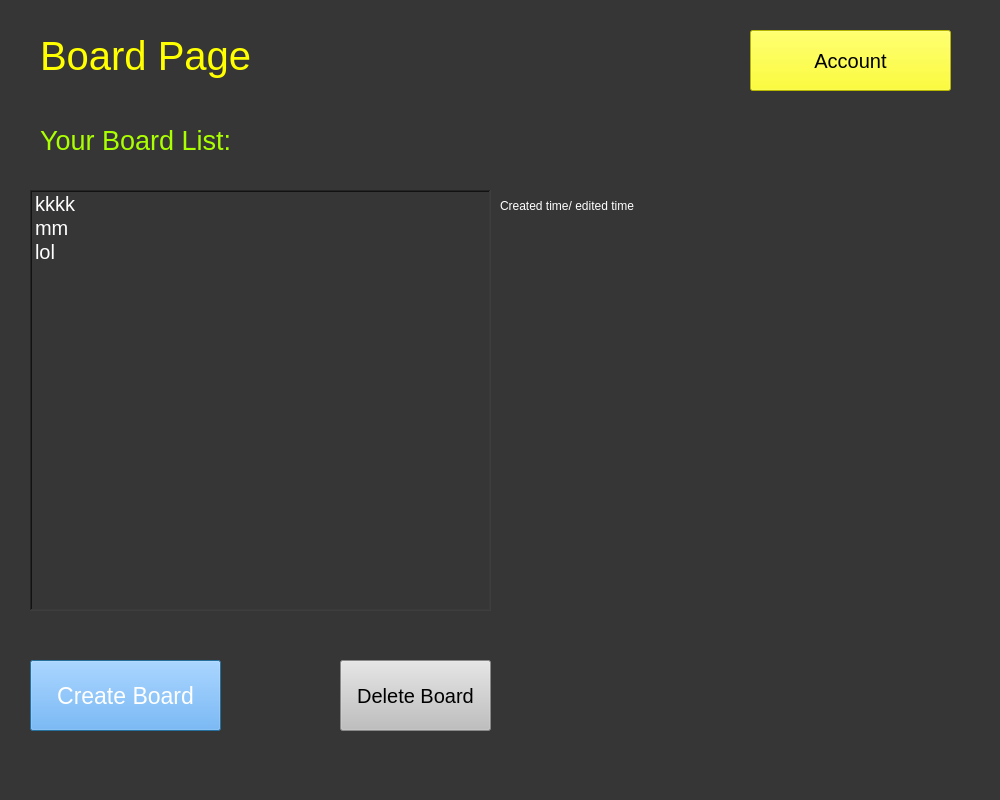
Qt form boardpage.ui (Astagfiru/windower) before a commit.
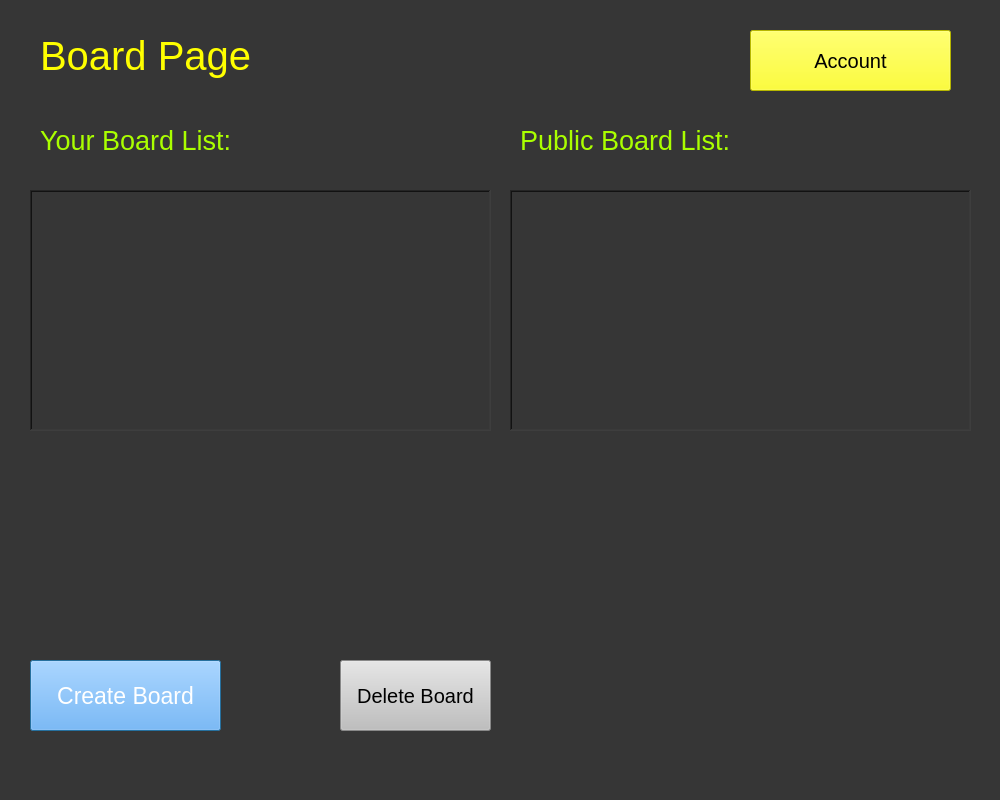
The same form after that commit.

```diff
--- a/boardpage.ui
+++ b/boardpage.ui
@@ -63,7 +63,7 @@
      <x>30</x>
      <y>190</y>
      <width>461</width>
-     <height>421</height>
+     <height>241</height>
     </rect>
    </property>
    <property name="toolTip">
@@ -86,21 +86,6 @@
    <property name="dragDropMode">
     <enum>QAbstractItemView::InternalMove</enum>
    </property>
-   <item>
-    <property name="text">
-     <string>kkkk</string>
-    </property>
-   </item>
-   <item>
-    <property name="text">
-     <string>mm</string>
-    </property>
-   </item>
-   <item>
-    <property name="text">
-     <string>lol</string>
-    </property>
-   </item>
   </widget>
   <widget class="QPushButton" name="addboardbutton">
    <property name="geometry">
@@ -138,22 +123,6 @@
     <string>Account</string>
    </property>
   </widget>
-  <widget class="QLabel" name="label_3">
-   <property name="geometry">
-    <rect>
-     <x>500</x>
-     <y>190</y>
-     <width>211</width>
-     <height>31</height>
-    </rect>
-   </property>
-   <property name="styleSheet">
-    <string notr="true">color:rgb(255, 255, 255)</string>
-   </property>
-   <property name="text">
-    <string>Created time/ edited time</string>
-   </property>
-  </widget>
   <widget class="QPushButton" name="deleteboardbutton">
    <property name="geometry">
     <rect>
@@ -172,6 +141,53 @@
     <string>Delete Board</string>
    </property>
   </widget>
+  <widget class="QLabel" name="label_4">
+   <property name="geometry">
+    <rect>
+     <x>520</x>
+     <y>110</y>
+     <width>291</width>
+     <height>61</height>
+    </rect>
+   </property>
+   <property name="styleSheet">
+    <string notr="true">font-size:20pt;
+color:rgb(170, 255, 0)</string>
+   </property>
+   <property name="text">
+    <string>Public Board List:</string>
+   </property>
+  </widget>
+  <widget class="QListWidget" name="boardlist_2">
+   <property name="geometry">
+    <rect>
+     <x>510</x>
+     <y>190</y>
+     <width>461</width>
+     <height>241</height>
+    </rect>
+   </property>
+   <property name="toolTip">
+    <string>&lt;html&gt;&lt;head/&gt;&lt;body&gt;&lt;p align=&quot;center&quot;&gt;jokl&lt;/p&gt;&lt;/body&gt;&lt;/html&gt;</string>
+   </property>
+   <property name="styleSheet">
+    <string notr="true">color:rgb(255, 255, 255);
+font-size:15pt;
+</string>
+   </property>
+   <property name="frameShape">
+    <enum>QFrame::WinPanel</enum>
+   </property>
+   <property name="lineWidth">
+    <number>18</number>
+   </property>
+   <property name="midLineWidth">
+    <number>13</number>
+   </property>
+   <property name="dragDropMode">
+    <enum>QAbstractItemView::InternalMove</enum>
+   </property>
+  </widget>
  </widget>
  <resources/>
  <connections/>
```
